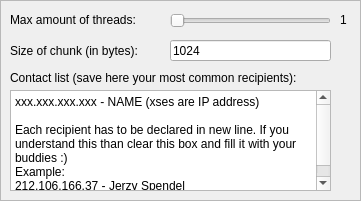
Old version of the form gui/general_settings.ui in the repository JerzySpendel/LanTransfer.
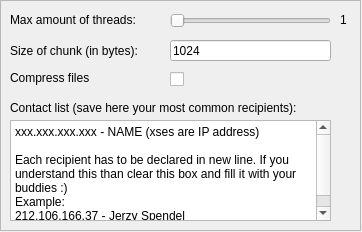
New version of the form.

Patch:
```diff
--- a/gui/general_settings.ui
+++ b/gui/general_settings.ui
@@ -6,8 +6,8 @@
    <rect>
     <x>0</x>
     <y>0</y>
-    <width>361</width>
-    <height>201</height>
+    <width>362</width>
+    <height>232</height>
    </rect>
   </property>
   <property name="windowTitle">
@@ -19,7 +19,7 @@
      <x>0</x>
      <y>0</y>
      <width>361</width>
-     <height>201</height>
+     <height>231</height>
     </rect>
    </property>
    <property name="frameShape">
@@ -109,7 +109,7 @@
     <property name="geometry">
      <rect>
       <x>10</x>
-      <y>70</y>
+      <y>100</y>
       <width>331</width>
       <height>16</height>
      </rect>
@@ -122,7 +122,7 @@
     <property name="geometry">
      <rect>
       <x>10</x>
-      <y>90</y>
+      <y>120</y>
       <width>321</width>
       <height>101</height>
      </rect>
@@ -135,6 +135,32 @@
 212.106.166.37 - Jerzy Spendel</string>
     </property>
    </widget>
+   <widget class="QCheckBox" name="checkBox">
+    <property name="geometry">
+     <rect>
+      <x>170</x>
+      <y>70</y>
+      <width>21</width>
+      <height>19</height>
+     </rect>
+    </property>
+    <property name="text">
+     <string/>
+    </property>
+   </widget>
+   <widget class="QLabel" name="label_5">
+    <property name="geometry">
+     <rect>
+      <x>10</x>
+      <y>70</y>
+      <width>131</width>
+      <height>16</height>
+     </rect>
+    </property>
+    <property name="text">
+     <string>Compress files</string>
+    </property>
+   </widget>
   </widget>
  </widget>
  <resources/>
```
